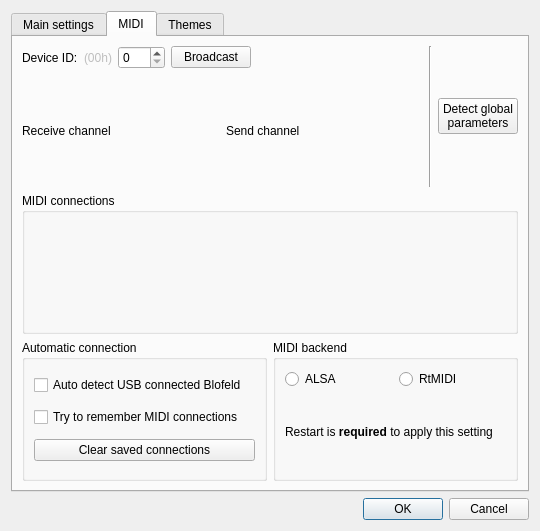
Before: the Qt Designer form bigglesworth/ui/settings.ui in MaurizioB/Bigglesworth, drawn with Qt 5.
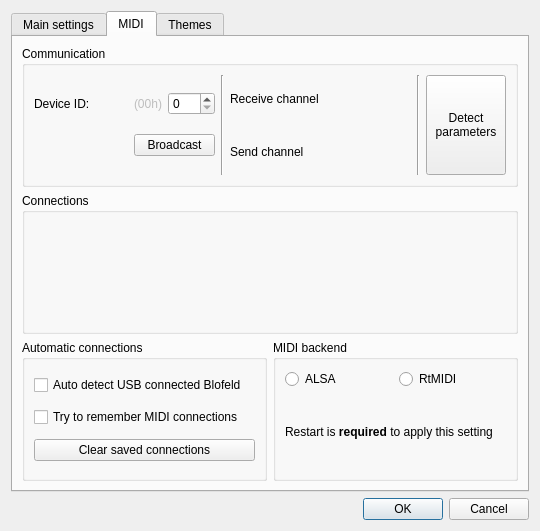
After: the same form once the commit is applied. The open tabs and pages were chosen to show the change. Icons and pictures are not drawn. Custom widgets are drawn as their Qt base class.

Commit message: Multiple output channels alert + settings layout.

Patch:
```diff
--- a/bigglesworth/ui/settings.ui
+++ b/bigglesworth/ui/settings.ui
@@ -478,7 +478,7 @@
        <item row="4" column="0">
         <widget class="QGroupBox" name="groupBox_2">
          <property name="title">
-          <string>Automatic connection</string>
+          <string>Automatic connections</string>
          </property>
          <layout class="QVBoxLayout" name="verticalLayout_6">
           <item>
@@ -508,7 +508,7 @@
        <item row="3" column="0" colspan="2">
         <widget class="QGroupBox" name="groupBox">
          <property name="title">
-          <string>MIDI connections</string>
+          <string>Connections</string>
          </property>
          <layout class="QHBoxLayout" name="horizontalLayout_4">
           <item>
@@ -522,31 +522,20 @@
         </widget>
        </item>
        <item row="2" column="0" colspan="2">
-        <layout class="QGridLayout" name="gridLayout_11">
-         <item row="0" column="2" rowspan="2">
-          <widget class="QPushButton" name="detectBtn">
-           <property name="sizePolicy">
-            <sizepolicy hsizetype="Maximum" vsizetype="Fixed">
-             <horstretch>0</horstretch>
-             <verstretch>0</verstretch>
-            </sizepolicy>
-           </property>
-           <property name="text">
-            <string>Detect global
-parameters</string>
-           </property>
-          </widget>
-         </item>
-         <item row="0" column="0">
+        <widget class="QGroupBox" name="comGroupBox">
+         <property name="title">
+          <string>Communication</string>
+         </property>
           <layout class="QHBoxLayout" name="horizontalLayout">
            <item>
-            <widget class="QLabel" name="label_5">
-             <property name="text">
-              <string>Device ID:</string>
-             </property>
-            </widget>
-           </item>
-           <item>
+           <layout class="QGridLayout" name="gridLayout_11">
+            <property name="verticalSpacing">
+             <number>2</number>
+            </property>
+            <property name="margin">
+             <number>0</number>
+            </property>
+            <item row="0" column="1">
             <widget class="QLabel" name="deviceIdLbl">
              <property name="enabled">
               <bool>false</bool>
@@ -562,7 +551,7 @@
              </property>
             </widget>
            </item>
-           <item>
+            <item row="0" column="2">
             <widget class="QSpinBox" name="deviceIdSpin">
              <property name="sizePolicy">
               <sizepolicy hsizetype="Maximum" vsizetype="Fixed">
@@ -578,38 +567,51 @@
              </property>
             </widget>
            </item>
-           <item>
+            <item row="0" column="0">
+             <widget class="QLabel" name="label_5">
+              <property name="text">
+               <string>Device ID:</string>
+              </property>
+             </widget>
+            </item>
+            <item row="1" column="1" colspan="2">
             <widget class="QPushButton" name="broadcastChk">
+              <property name="sizePolicy">
+               <sizepolicy hsizetype="Preferred" vsizetype="Fixed">
+                <horstretch>0</horstretch>
+                <verstretch>0</verstretch>
+               </sizepolicy>
+              </property>
              <property name="text">
               <string>Broadcast</string>
              </property>
             </widget>
            </item>
+           </layout>
+          </item>
            <item>
-            <spacer name="horizontalSpacer_3">
+           <widget class="Line" name="line_5">
              <property name="orientation">
-              <enum>Qt::Horizontal</enum>
-             </property>
-             <property name="sizeHint" stdset="0">
+             <enum>Qt::Vertical</enum>
+            </property>
+           </widget>
+          </item>
+          <item>
+           <layout class="QGridLayout" name="gridLayout_6">
+            <property name="margin">
+             <number>0</number>
+            </property>
+            <item row="1" column="2">
+             <widget class="MidiChannelWidget" name="outputChannelWidget" native="true">
+              <property name="minimumSize">
               <size>
-               <width>40</width>
-               <height>20</height>
-              </size>
-             </property>
-            </spacer>
-           </item>
-          </layout>
-         </item>
-         <item row="1" column="0">
-          <layout class="QHBoxLayout" name="horizontalLayout_3">
-           <item>
-            <widget class="QLabel" name="label_7">
-             <property name="text">
-              <string>Receive channel</string>
-             </property>
-            </widget>
-           </item>
-           <item>
+                <width>0</width>
+                <height>24</height>
+               </size>
+              </property>
+             </widget>
+            </item>
+            <item row="0" column="2">
             <widget class="MidiChannelWidget" name="inputChannelWidget" native="true">
              <property name="minimumSize">
               <size>
@@ -619,33 +621,67 @@
              </property>
             </widget>
            </item>
-           <item>
+            <item row="1" column="0">
             <widget class="QLabel" name="label_9">
+              <property name="sizePolicy">
+               <sizepolicy hsizetype="Maximum" vsizetype="Preferred">
+                <horstretch>0</horstretch>
+                <verstretch>0</verstretch>
+               </sizepolicy>
+              </property>
              <property name="text">
               <string>Send channel</string>
              </property>
             </widget>
            </item>
-           <item>
-            <widget class="MidiChannelWidget" name="outputChannelWidget" native="true">
-             <property name="minimumSize">
-              <size>
-               <width>0</width>
-               <height>24</height>
-              </size>
+            <item row="1" column="1">
+             <widget class="QLabel" name="omniAlertIcon">
+              <property name="sizePolicy">
+               <sizepolicy hsizetype="Maximum" vsizetype="Preferred">
+                <horstretch>0</horstretch>
+                <verstretch>0</verstretch>
+               </sizepolicy>
+              </property>
+             </widget>
+            </item>
+            <item row="0" column="0" colspan="2">
+             <widget class="QLabel" name="label_7">
+              <property name="text">
+               <string>Receive channel</string>
              </property>
             </widget>
            </item>
           </layout>
          </item>
-         <item row="0" column="1" rowspan="2">
+          <item>
           <widget class="Line" name="line_4">
            <property name="orientation">
             <enum>Qt::Vertical</enum>
            </property>
           </widget>
          </item>
-        </layout>
+          <item>
+           <widget class="QPushButton" name="detectBtn">
+            <property name="sizePolicy">
+             <sizepolicy hsizetype="Maximum" vsizetype="Preferred">
+              <horstretch>0</horstretch>
+              <verstretch>0</verstretch>
+             </sizepolicy>
+            </property>
+            <property name="text">
+             <string>Detect
+parameters</string>
+            </property>
+           </widget>
+          </item>
+         </layout>
+         <zorder>detectBtn</zorder>
+         <zorder>line_4</zorder>
+         <zorder>line_5</zorder>
+         <zorder>broadcastChk</zorder>
+         <zorder>deviceIdSpin</zorder>
+         <zorder>deviceIdLbl</zorder>
+        </widget>
        </item>
       </layout>
      </widget>
```
Left out of the diff: 7 changed lines with no effect on the pictures. Lines whose indentation alone changed are shown as unchanged. The commit also changes 1 other file.
